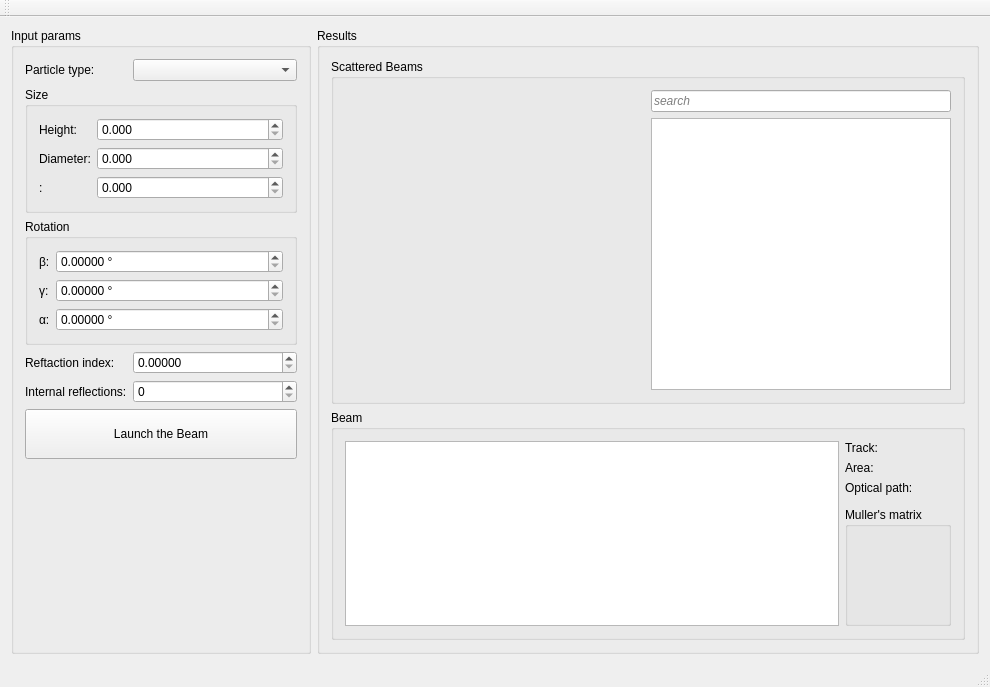
Qt form src/ui/MainWindow.ui (Heart-Under-Blade/BS_visual) before a commit.
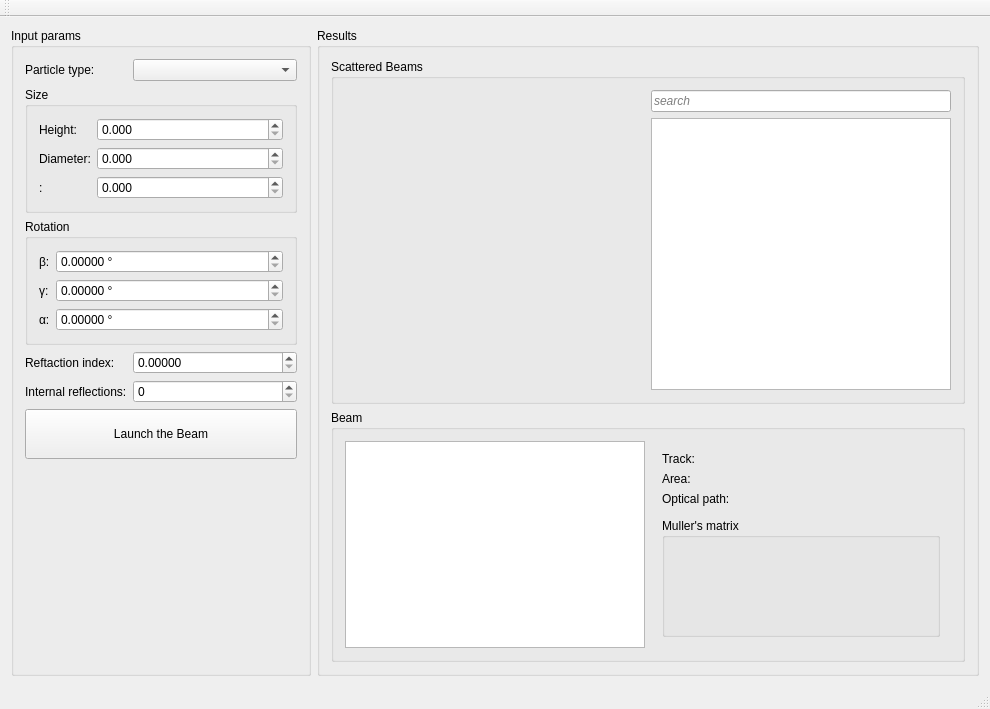
The same form after that commit.

What changed in the file:
```diff
--- a/src/ui/MainWindow.ui
+++ b/src/ui/MainWindow.ui
@@ -243,6 +243,15 @@
            <widget class="QGraphicsView" name="graphicsView_2"/>
           </item>
           <item row="0" column="1">
+           <widget class="QWidget" name="widget" native="true">
+            <property name="minimumSize">
+             <size>
+              <width>300</width>
+              <height>0</height>
+             </size>
+            </property>
+            <layout class="QGridLayout" name="gridLayout_6">
+             <item row="0" column="0">
            <layout class="QFormLayout" name="formLayout_4">
             <item row="0" column="0">
              <widget class="QLabel" name="label_6">
@@ -253,6 +262,12 @@
             </item>
             <item row="0" column="1">
              <widget class="QLabel" name="label_track">
+                 <property name="font">
+                  <font>
+                   <weight>75</weight>
+                   <bold>true</bold>
+                  </font>
+                 </property>
               <property name="text">
                <string>&lt;None&gt;</string>
               </property>
@@ -425,6 +440,9 @@
          </layout>
         </widget>
        </item>
+         </layout>
+        </widget>
+       </item>
        <item row="0" column="0">
         <widget class="QGroupBox" name="groupBox_scatteredBeams">
          <property name="title">
@@ -456,6 +474,9 @@
                 <height>0</height>
                </size>
               </property>
+              <property name="editTriggers">
+               <set>QAbstractItemView::NoEditTriggers</set>
+              </property>
              </widget>
             </item>
            </layout>
```
Lines whose indentation alone changed are shown as unchanged.
